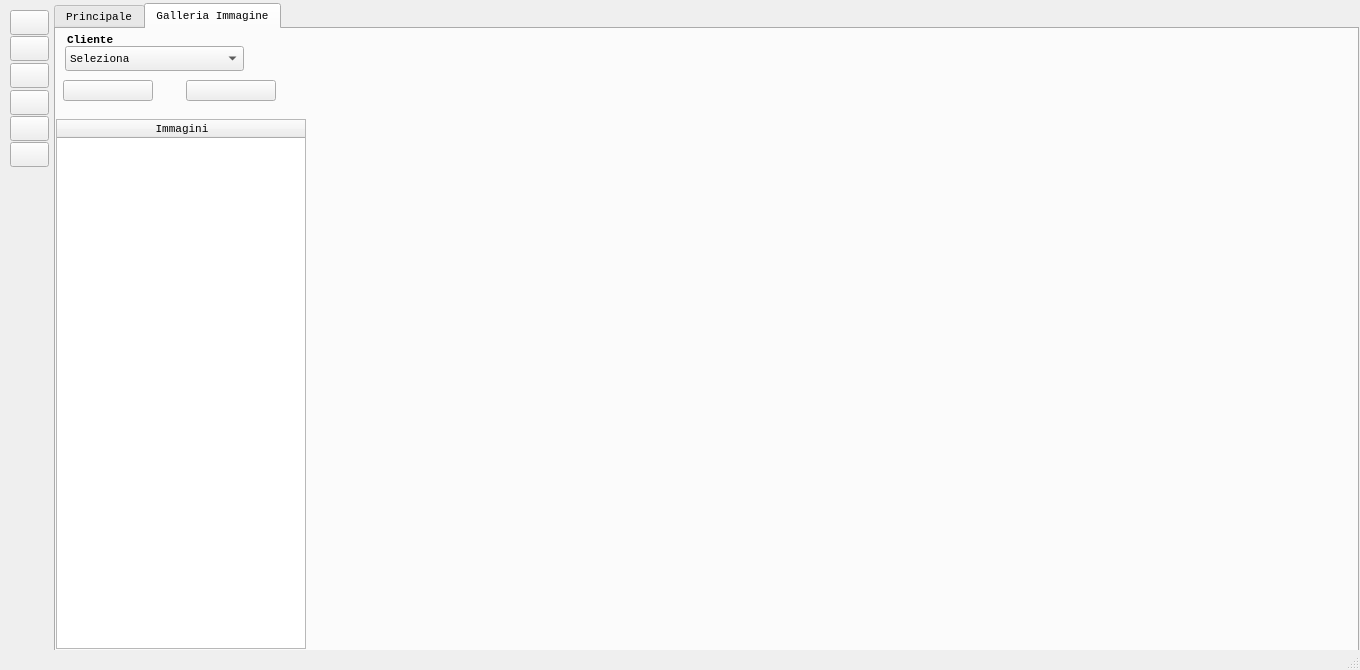
Before: the Qt Designer form QtUI/mainwindow_l.ui in emper0r/aron-conf, drawn with Qt 5.
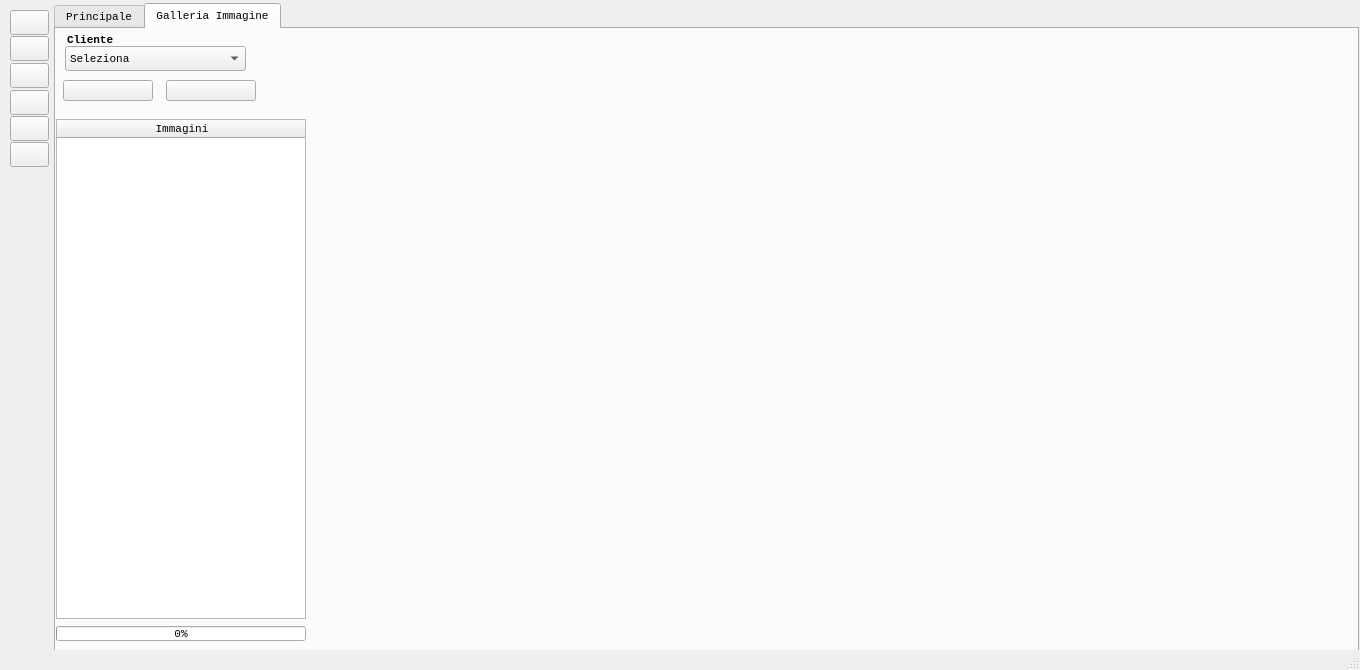
After: the same form once the commit is applied. The open tabs and pages were chosen to show the change.

Commit message:
* Added progressBar when load images
  + Update process after load photo by photo
  + Checking connection for db on startup
  + Update settings for local db on LAN
  + Fixed log action commit for history search

The edit to the form file:
```diff
--- a/QtUI/mainwindow_l.ui
+++ b/QtUI/mainwindow_l.ui
@@ -1109,7 +1109,7 @@
         <x>0</x>
         <y>90</y>
         <width>250</width>
-        <height>530</height>
+        <height>500</height>
        </rect>
       </property>
       <property name="sizePolicy">
@@ -1121,13 +1121,13 @@
       <property name="minimumSize">
        <size>
         <width>250</width>
-        <height>530</height>
+        <height>500</height>
        </size>
       </property>
       <property name="maximumSize">
        <size>
         <width>250</width>
-        <height>530</height>
+        <height>500</height>
        </size>
       </property>
       <property name="sizeIncrement">
@@ -1184,7 +1184,7 @@
      <widget class="QToolButton" name="btMinus_foto">
       <property name="geometry">
        <rect>
-        <x>130</x>
+        <x>110</x>
         <y>51</y>
         <width>90</width>
         <height>21</height>
@@ -1206,6 +1206,28 @@
        <enum>Qt::ToolButtonTextBesideIcon</enum>
       </property>
      </widget>
+     <widget class="QProgressBar" name="progressBar">
+      <property name="geometry">
+       <rect>
+        <x>0</x>
+        <y>597</y>
+        <width>250</width>
+        <height>15</height>
+       </rect>
+      </property>
+      <property name="maximumSize">
+       <size>
+        <width>250</width>
+        <height>15</height>
+       </size>
+      </property>
+      <property name="cursor">
+       <cursorShape>PointingHandCursor</cursorShape>
+      </property>
+      <property name="value">
+       <number>0</number>
+      </property>
+     </widget>
      <zorder>btPlus_foto</zorder>
      <zorder>tableWidgetImg</zorder>
      <zorder>btMinus_foto</zorder>
@@ -1469,7 +1491,7 @@
      <rect>
       <x>65</x>
       <y>46</y>
-      <width>179</width>
+      <width>181</width>
       <height>25</height>
      </rect>
     </property>
```
Left out of the diff: 3 changed lines with no effect on the pictures. The commit also changes 7 other files.
